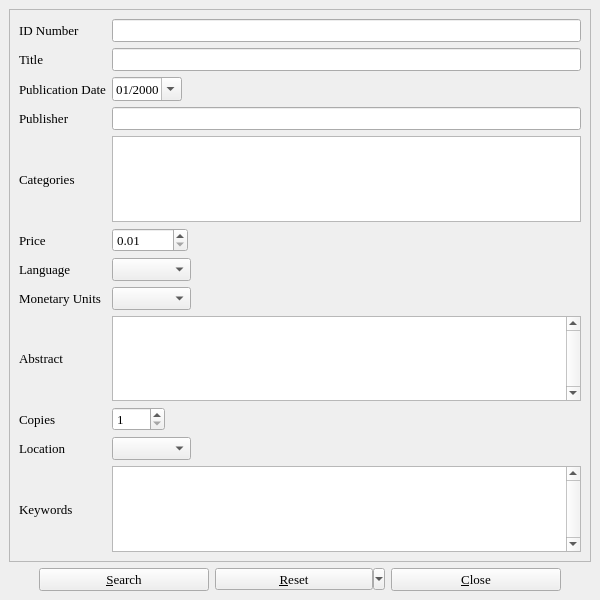
First picture: the form in allinfo.ui, repository textbrowser/biblioteq, before the edit.
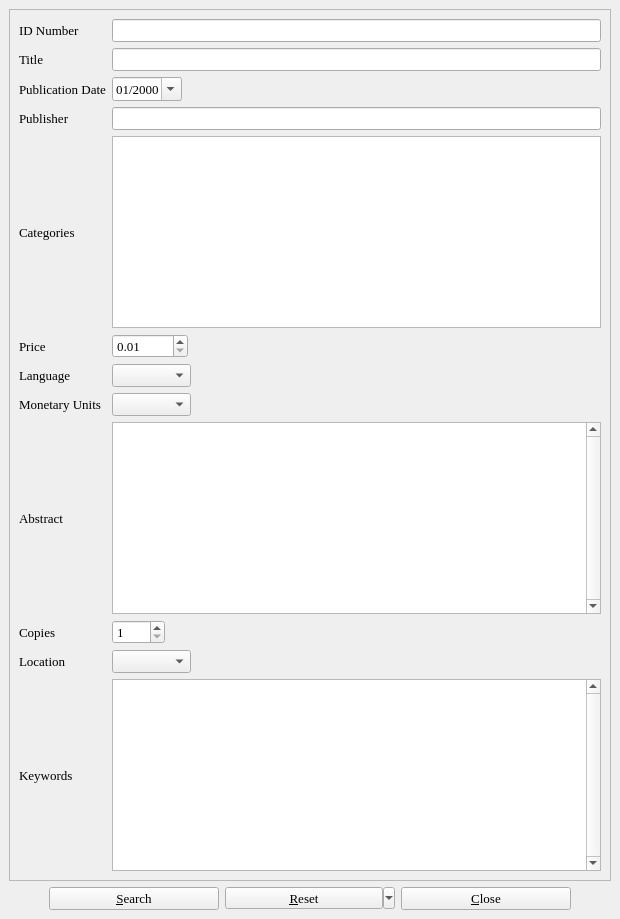
Second picture: the form after the edit. Icons and pictures are not drawn.

What changed in the file:
```diff
--- a/allinfo.ui
+++ b/allinfo.ui
@@ -2,14 +2,6 @@
 <ui version="4.0">
  <class>allDialog</class>
  <widget class="QMainWindow" name="allDialog">
-  <property name="geometry">
-   <rect>
-    <x>0</x>
-    <y>0</y>
-    <width>600</width>
-    <height>600</height>
-   </rect>
-  </property>
   <property name="font">
    <font>
     <family>Times</family>
```
